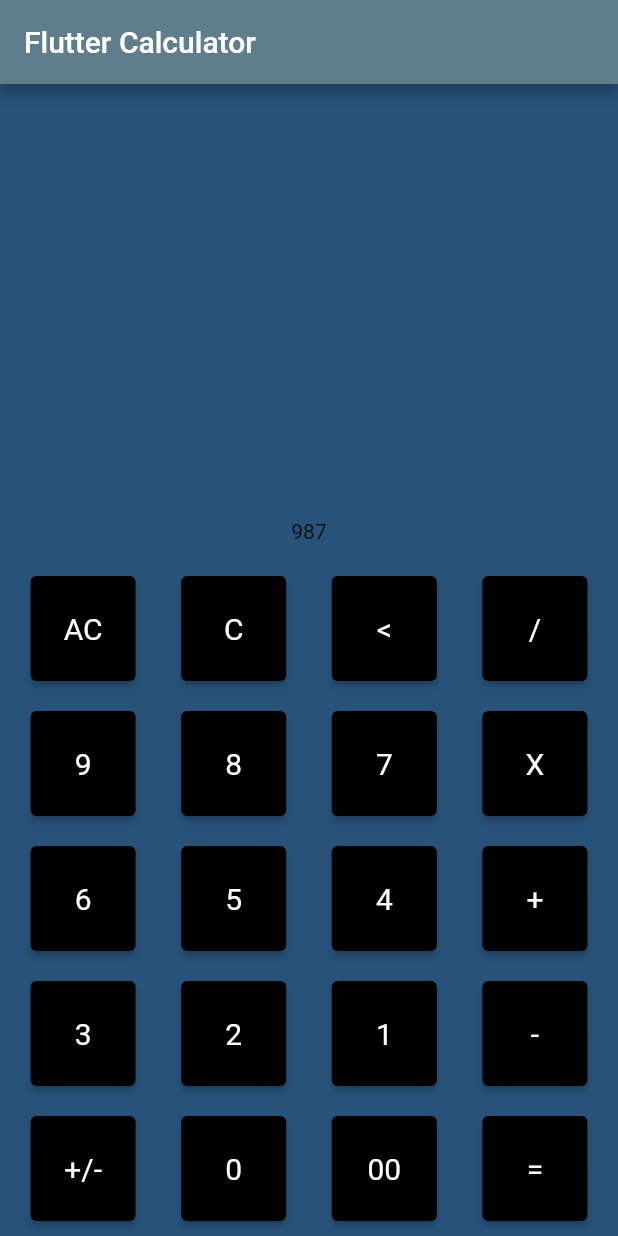
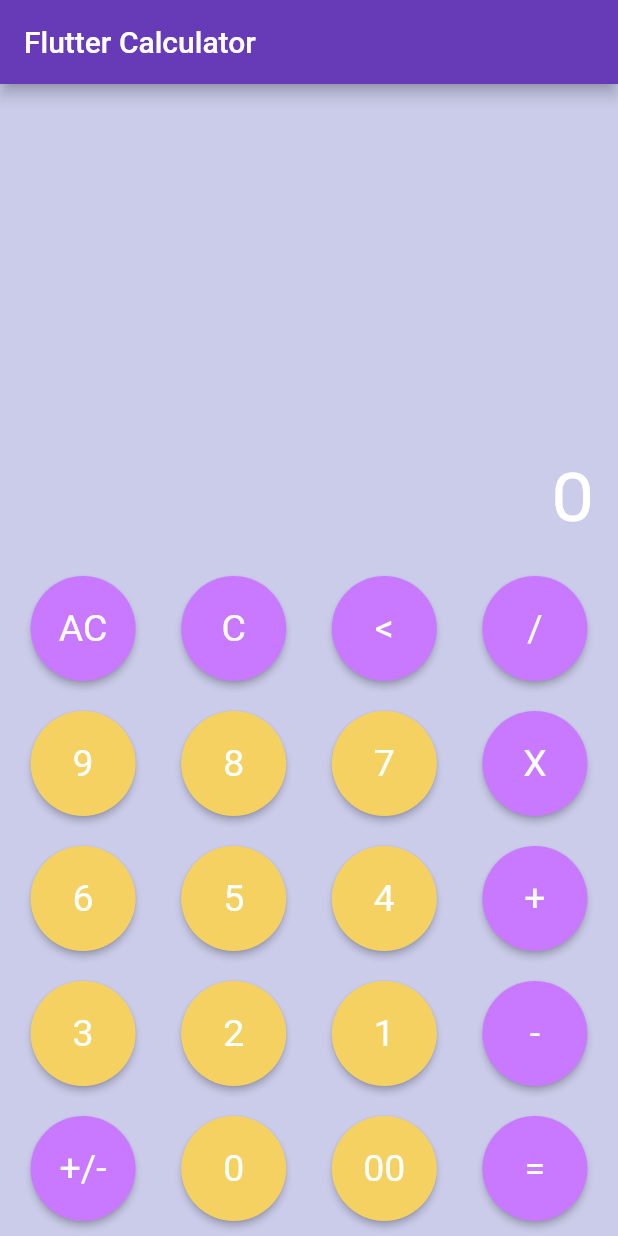
Before and after one commit to MonicaMolina/my_calculator, a Flutter app: the screen it shows after launch, after a tap on "00", on a phone screen of 412 x 824 dp. Run offline on Flutter 3.47's test engine with Material 2 defaults, Android fonts, the phone set to English and light mode, and no system bars; our stand-ins replace google_fonts.

Commit message:
app calculator

```diff
--- a/lib/main.dart
+++ b/lib/main.dart
@@ -6,74 +6,242 @@ void main() {
   runApp(const MyCalculatorApp());
 }
 
-class MyCalculatorApp extends StatelessWidget {
+class MyCalculatorApp extends StatefulWidget {
   const MyCalculatorApp({Key? key}) : super(key: key);
 
   // This widget is the root of your application.
   @override
+  _CalculatorAppState createState() => _CalculatorAppState();
+}
+
+class _CalculatorAppState extends State<MyCalculatorApp> {
+  int firstNum = 0;
+  int secondNum = 0;
+  String history = '';
+  String textToDisplay = '';
+  String res = '';
+  String operation = '';
+
+  void btnOnClick(String btnVal) {
+    print(btnVal);
+    if (btnVal == 'C') {
+      textToDisplay = '';
+      firstNum = 0;
+      secondNum = 0;
+      res = '';
+    } else if (btnVal == 'AC') {
+      textToDisplay = '';
+      firstNum = 0;
+      secondNum = 0;
+      res = '';
+      history = '';
+    } else if (btnVal == '+/-') {
+      if (textToDisplay[0] != '-') {
+        res = '-' + textToDisplay;
+      } else {
+        res = textToDisplay.substring(1);
+      }
+    } else if (btnVal == '<') {
+      res = textToDisplay.substring(0, textToDisplay.length - 1);
+    } else if (btnVal == '+' ||
+        btnVal == '-' ||
+        btnVal == 'X' ||
+        btnVal == '/') {
+      firstNum = int.parse(textToDisplay);
+      res = '';
+      operation = btnVal;
+    } else if (btnVal == '=') {
+      secondNum = int.parse(textToDisplay);
+      if (operation == '+') {
+        res = (firstNum + secondNum).toString();
+        history =
+            firstNum.toString() + operation.toString() + secondNum.toString();
+      }
+      if (operation == '-') {
+        res = (firstNum - secondNum).toString();
+        history =
+            firstNum.toString() + operation.toString() + secondNum.toString();
+      }
+      if (operation == 'X') {
+        res = (firstNum * secondNum).toString();
+        history =
+            firstNum.toString() + operation.toString() + secondNum.toString();
+      }
+      if (operation == '/') {
+        res = (firstNum / secondNum).toString();
+        history =
+            firstNum.toString() + operation.toString() + secondNum.toString();
+      }
+    } else {
+      res = int.parse(textToDisplay + btnVal).toString();
+    }
+
+    setState(() {
+      textToDisplay = res;
+    });
+  }
+
   Widget build(BuildContext context) {
     return MaterialApp(
       debugShowCheckedModeBanner: false,
       title: 'Calculator',
-      theme: ThemeData(primarySwatch: Colors.blueGrey),
+      theme: ThemeData(primarySwatch: Colors.deepPurple),
       home: Scaffold(
         appBar: AppBar(
           title: Text('Flutter Calculator'),
         ),
-        backgroundColor: Color(0xFF28527a),
+        backgroundColor: Color(0x99aa9aadd),
         body: Container(
           child: Column(
             mainAxisAlignment: MainAxisAlignment.end,
             children: [
               Container(
                 child: Padding(
-                  padding: EdgeInsets.all(12),
-                  child: Text('987'),
+                  padding: EdgeInsets.all(12.0),
+                  child: Text(
+                    history,
+                    style: GoogleFonts.rubik(
+                        textStyle:
+                            TextStyle(fontSize: 28, color: Color(0xFFFFFFFF))),
+                  ),
                 ),
+                alignment: Alignment(1.0, 1.0),
+              ),
+              Container(
+                child: Padding(
+                  padding: EdgeInsets.all(16.0),
+                  child: Text(
+                    textToDisplay,
+                    style: GoogleFonts.rubik(
+                        textStyle:
+                            TextStyle(fontSize: 45, color: Color(0xFFFFFFFF))),
+                  ),
+                ),
+                alignment: Alignment(1.0, 1.0),
               ),
               Row(
                 mainAxisAlignment: MainAxisAlignment.spaceEvenly,
                 children: [
-                  CalculatorButton(text: 'AC'),
-                  CalculatorButton(text: 'C'),
-                  CalculatorButton(text: '<'),
-                  CalculatorButton(text: '/'),
+                  CalculatorButton(
+                    text: 'AC',
+                    fillColor: 0xFFc879FF,
+                    callback: btnOnClick,
+                  ),
+                  CalculatorButton(
+                    text: 'C',
+                    fillColor: 0xFFc879FF,
+                    callback: btnOnClick,
+                  ),
+                  CalculatorButton(
+                    text: '<',
+                    fillColor: 0xFFc879FF,
+                    callback: btnOnClick,
+                  ),
+                  CalculatorButton(
+                    text: '/',
+                    fillColor: 0xFFc879FF,
+                    callback: btnOnClick,
+                  ),
                 ],
               ),
               Row(
                 mainAxisAlignment: MainAxisAlignment.spaceEvenly,
                 children: [
-                  CalculatorButton(text: '9'),
-                  CalculatorButton(text: '8'),
-                  CalculatorButton(text: '7'),
-                  CalculatorButton(text: 'X'),
+                  CalculatorButton(
+                    text: '9',
+                    fillColor: 0xFFf4d160,
+                    callback: btnOnClick,
+                  ),
+                  CalculatorButton(
+                    text: '8',
+                    fillColor: 0xFFf4d160,
+                    callback: btnOnClick,
+                  ),
+                  CalculatorButton(
+                    text: '7',
+                    fillColor: 0xFFf4d160,
+                    callback: btnOnClick,
+                  ),
+                  CalculatorButton(
+                    text: 'X',
+                    fillColor: 0xFFc879FF,
+                    callback: btnOnClick,
+                  ),
                 ],
               ),
               Row(
                 mainAxisAlignment: MainAxisAlignment.spaceEvenly,
                 children: [
-                  CalculatorButton(text: '6'),
-                  CalculatorButton(text: '5'),
-                  CalculatorButton(text: '4'),
-                  CalculatorButton(text: '+'),
+                  CalculatorButton(
+                    text: '6',
+                    fillColor: 0xFFf4d160,
+                    callback: btnOnClick,
+                  ),
+                  CalculatorButton(
+                    text: '5',
+                    fillColor: 0xFFf4d160,
+                    callback: btnOnClick,
+                  ),
+                  CalculatorButton(
+                    text: '4',
+                    fillColor: 0xFFf4d160,
+                    callback: btnOnClick,
+                  ),
+                  CalculatorButton(
+                    text: '+',
+                    fillColor: 0xFFc879FF,
+                    callback: btnOnClick,
+                  ),
                 ],
               ),
               Row(
                 mainAxisAlignment: MainAxisAlignment.spaceEvenly,
                 children: [
-                  CalculatorButton(text: '3'),
-                  CalculatorButton(text: '2'),
-                  CalculatorButton(text: '1'),
-                  CalculatorButton(text: '-'),
+                  CalculatorButton(
+                    text: '3',
+                    fillColor: 0xFFf4d160,
+                    callback: btnOnClick,
+                  ),
+                  CalculatorButton(
+                    text: '2',
+                    fillColor: 0xFFf4d160,
+                    callback: btnOnClick,
+                  ),
+                  CalculatorButton(
+                    text: '1',
+                    fillColor: 0xFFf4d160,
+                    callback: btnOnClick,
+                  ),
+                  CalculatorButton(
+                    text: '-',
+                    fillColor: 0xFFc879FF,
+                    callback: btnOnClick,
+                  ),
                 ],
               ),
               Row(
                 mainAxisAlignment: MainAxisAlignment.spaceEvenly,
                 children: [
-                  CalculatorButton(text: '+/-'),
-                  CalculatorButton(text: '0'),
-                  CalculatorButton(text: '00'),
-                  CalculatorButton(text: '='),
+                  CalculatorButton(
+                    text: '+/-',
+                    fillColor: 0xFFc879FF,
+                    callback: btnOnClick,
+                  ),
+                  CalculatorButton(
+                    text: '0',
+                    fillColor: 0xFFf4d160,
+                    callback: btnOnClick,
+                  ),
+                  CalculatorButton(
+                    text: '00',
+                    fillColor: 0xFFf4d160,
+                    callback: btnOnClick,
+                  ),
+                  CalculatorButton(
+                    text: '=',
+                    fillColor: 0xFFc879FF,
+                    callback: btnOnClick,
+                  ),
                 ],
               ),
             ],
--- a/lib/widgets/calculator_button.dart
+++ b/lib/widgets/calculator_button.dart
@@ -2,11 +2,12 @@ import 'package:flutter/material.dart';
 
 class CalculatorButton extends StatelessWidget {
   final String text;
+  final int fillColor;
+  final Function callback;
 
   // ignore: use_key_in_widget_constructors
-  const CalculatorButton({
-    required this.text,
-  });
+  const CalculatorButton(
+      {required this.text, required this.fillColor, required this.callback});
   @override
   Widget build(BuildContext context) {
     return Container(
@@ -15,13 +16,18 @@ class CalculatorButton extends StatelessWidget {
         width: 70,
         height: 70,
         child: ElevatedButton(
-          style: ElevatedButton.styleFrom(
-            padding: const EdgeInsets.all(16.0),
-            primary: Colors.black,
-            textStyle: const TextStyle(fontSize: 20),
+          onPressed: () => callback(text),
+          child: Text(text),
+          style: ButtonStyle(
+            textStyle: MaterialStateProperty.all(TextStyle(fontSize: 25)),
+            backgroundColor: MaterialStateProperty.all(Color(fillColor)),
+            shape: MaterialStateProperty.all<OutlinedBorder>(
+                RoundedRectangleBorder(
+              borderRadius: BorderRadius.all(
+                Radius.circular(50.0),
+              ),
+            )),
           ),
-          onPressed: () => {},
-          child: Text(text),
         ),
       ),
     );
```
